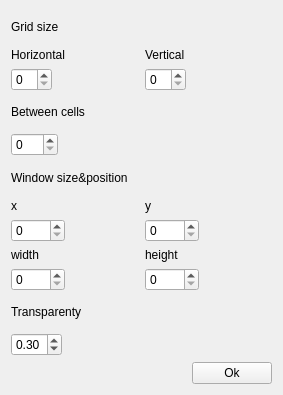
The window that sources/settingswindow.ui (ferustigris/grider) describes before a commit, drawn with Qt 5.
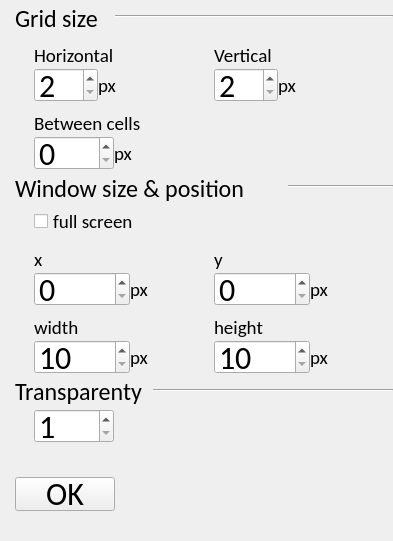
The same window after the commit. Icons and pictures are not drawn.

```diff
--- a/sources/settingswindow.ui
+++ b/sources/settingswindow.ui
@@ -6,36 +6,212 @@
    <rect>
     <x>0</x>
     <y>0</y>
-    <width>283</width>
-    <height>395</height>
+    <width>393</width>
+    <height>541</height>
    </rect>
   </property>
+  <property name="sizePolicy">
+   <sizepolicy hsizetype="Fixed" vsizetype="Fixed">
+    <horstretch>0</horstretch>
+    <verstretch>0</verstretch>
+   </sizepolicy>
+  </property>
+  <property name="minimumSize">
+   <size>
+    <width>393</width>
+    <height>541</height>
+   </size>
+  </property>
+  <property name="maximumSize">
+   <size>
+    <width>393</width>
+    <height>541</height>
+   </size>
+  </property>
+  <property name="baseSize">
+   <size>
+    <width>393</width>
+    <height>563</height>
+   </size>
+  </property>
+  <property name="font">
+   <font>
+    <family>Calibri</family>
+    <pointsize>24</pointsize>
+    <stylestrategy>PreferAntialias</stylestrategy>
+   </font>
+  </property>
   <property name="windowTitle">
    <string>Grid settings</string>
   </property>
   <layout class="QVBoxLayout" name="verticalLayout">
+   <property name="spacing">
+    <number>0</number>
+   </property>
+   <property name="leftMargin">
+    <number>15</number>
+   </property>
+   <property name="topMargin">
+    <number>0</number>
+   </property>
+   <property name="rightMargin">
+    <number>0</number>
+   </property>
+   <property name="bottomMargin">
+    <number>0</number>
+   </property>
+   <item>
+    <layout class="QHBoxLayout" name="horizontalLayout_14">
    <item>
     <widget class="QLabel" name="label_7">
+       <property name="minimumSize">
+        <size>
+         <width>34</width>
+         <height>34</height>
+        </size>
+       </property>
+       <property name="maximumSize">
+        <size>
+         <width>100</width>
+         <height>34</height>
+        </size>
+       </property>
+       <property name="baseSize">
+        <size>
+         <width>0</width>
+         <height>34</height>
+        </size>
+       </property>
+       <property name="font">
+        <font>
+         <pointsize>18</pointsize>
+         <weight>50</weight>
+         <bold>false</bold>
+        </font>
+       </property>
      <property name="text">
       <string>Grid size</string>
      </property>
-    </widget>
-   </item>
+       <property name="alignment">
+        <set>Qt::AlignBottom|Qt::AlignLeading|Qt::AlignLeft</set>
+       </property>
+      </widget>
+     </item>
+     <item>
+      <widget class="Line" name="line_3">
+       <property name="orientation">
+        <enum>Qt::Horizontal</enum>
+       </property>
+      </widget>
+     </item>
+    </layout>
+   </item>
+   <item>
+    <layout class="QVBoxLayout" name="verticalLayout_10">
+     <property name="spacing">
+      <number>0</number>
+     </property>
+     <item>
+      <layout class="QVBoxLayout" name="verticalLayout_9">
+       <property name="spacing">
+        <number>0</number>
+       </property>
+       <property name="leftMargin">
+        <number>19</number>
+       </property>
    <item>
     <layout class="QHBoxLayout" name="horizontalLayout_6">
      <item>
       <layout class="QVBoxLayout" name="verticalLayout_3">
+           <property name="spacing">
+            <number>0</number>
+           </property>
        <item>
         <widget class="QLabel" name="label">
+             <property name="minimumSize">
+              <size>
+               <width>0</width>
+               <height>34</height>
+              </size>
+             </property>
+             <property name="maximumSize">
+              <size>
+               <width>16777215</width>
+               <height>34</height>
+              </size>
+             </property>
+             <property name="baseSize">
+              <size>
+               <width>0</width>
+               <height>34</height>
+              </size>
+             </property>
+             <property name="font">
+              <font>
+               <pointsize>14</pointsize>
+              </font>
+             </property>
+             <property name="lineWidth">
+              <number>1</number>
+             </property>
          <property name="text">
           <string>Horizontal</string>
          </property>
+             <property name="alignment">
+              <set>Qt::AlignBottom|Qt::AlignLeading|Qt::AlignLeft</set>
+             </property>
         </widget>
        </item>
        <item>
         <layout class="QHBoxLayout" name="horizontalLayout_3">
          <item>
-          <widget class="QSpinBox" name="horizontal"/>
+              <widget class="QSpinBox" name="horizontal">
+               <property name="sizePolicy">
+                <sizepolicy hsizetype="Minimum" vsizetype="Preferred">
+                 <horstretch>0</horstretch>
+                 <verstretch>0</verstretch>
+                </sizepolicy>
+               </property>
+               <property name="minimumSize">
+                <size>
+                 <width>0</width>
+                 <height>34</height>
+                </size>
+               </property>
+               <property name="maximumSize">
+                <size>
+                 <width>16777215</width>
+                 <height>34</height>
+                </size>
+               </property>
+               <property name="baseSize">
+                <size>
+                 <width>0</width>
+                 <height>34</height>
+                </size>
+               </property>
+               <property name="font">
+                <font>
+                 <family>Calibri</family>
+                 <pointsize>24</pointsize>
+                </font>
+               </property>
+               <property name="minimum">
+                <number>2</number>
+               </property>
+              </widget>
+             </item>
+             <item>
+              <widget class="QLabel" name="label_9">
+               <property name="font">
+                <font>
+                 <pointsize>14</pointsize>
+                </font>
+               </property>
+               <property name="text">
+                <string>px</string>
+               </property>
+              </widget>
          </item>
          <item>
           <spacer name="horizontalSpacer_3">
@@ -56,17 +232,80 @@
      </item>
      <item>
       <layout class="QVBoxLayout" name="verticalLayout_2">
+           <property name="spacing">
+            <number>0</number>
+           </property>
        <item>
         <widget class="QLabel" name="label_2">
+             <property name="minimumSize">
+              <size>
+               <width>0</width>
+               <height>34</height>
+              </size>
+             </property>
+             <property name="maximumSize">
+              <size>
+               <width>16777215</width>
+               <height>34</height>
+              </size>
+             </property>
+             <property name="baseSize">
+              <size>
+               <width>0</width>
+               <height>34</height>
+              </size>
+             </property>
+             <property name="font">
+              <font>
+               <pointsize>14</pointsize>
+              </font>
+             </property>
          <property name="text">
           <string>Vertical</string>
          </property>
+             <property name="alignment">
+              <set>Qt::AlignBottom|Qt::AlignLeading|Qt::AlignLeft</set>
+             </property>
         </widget>
        </item>
        <item>
         <layout class="QHBoxLayout" name="horizontalLayout">
          <item>
-          <widget class="QSpinBox" name="vertical"/>
+              <widget class="QSpinBox" name="vertical">
+               <property name="minimumSize">
+                <size>
+                 <width>0</width>
+                 <height>34</height>
+                </size>
+               </property>
+               <property name="maximumSize">
+                <size>
+                 <width>16777215</width>
+                 <height>34</height>
+                </size>
+               </property>
+               <property name="baseSize">
+                <size>
+                 <width>0</width>
+                 <height>34</height>
+                </size>
+               </property>
+               <property name="minimum">
+                <number>2</number>
+               </property>
+              </widget>
+             </item>
+             <item>
+              <widget class="QLabel" name="label_10">
+               <property name="font">
+                <font>
+                 <pointsize>14</pointsize>
+                </font>
+               </property>
+               <property name="text">
+                <string>px</string>
+               </property>
+              </widget>
          </item>
          <item>
           <spacer name="horizontalSpacer_2">
@@ -89,15 +328,59 @@
    </item>
    <item>
     <widget class="QLabel" name="label_3">
+         <property name="minimumSize">
+          <size>
+           <width>0</width>
+           <height>34</height>
+          </size>
+         </property>
+         <property name="maximumSize">
+          <size>
+           <width>16777215</width>
+           <height>34</height>
+          </size>
+         </property>
+         <property name="baseSize">
+          <size>
+           <width>0</width>
+           <height>34</height>
+          </size>
+         </property>
+         <property name="font">
+          <font>
+           <pointsize>14</pointsize>
+          </font>
+         </property>
      <property name="text">
       <string>Between cells</string>
      </property>
+         <property name="alignment">
+          <set>Qt::AlignBottom|Qt::AlignLeading|Qt::AlignLeft</set>
+         </property>
     </widget>
    </item>
    <item>
     <layout class="QHBoxLayout" name="horizontalLayout_4">
      <item>
       <widget class="QSpinBox" name="between">
+           <property name="minimumSize">
+            <size>
+             <width>0</width>
+             <height>34</height>
+            </size>
+           </property>
+           <property name="maximumSize">
+            <size>
+             <width>16777215</width>
+             <height>34</height>
+            </size>
+           </property>
+           <property name="baseSize">
+            <size>
+             <width>0</width>
+             <height>34</height>
+            </size>
+           </property>
        <property name="maximum">
         <number>200</number>
        </property>
@@ -106,6 +389,18 @@
        </property>
       </widget>
      </item>
+         <item>
+          <widget class="QLabel" name="label_11">
+           <property name="font">
+            <font>
+             <pointsize>14</pointsize>
+            </font>
+           </property>
+           <property name="text">
+            <string>px</string>
+           </property>
+          </widget>
+         </item>
      <item>
       <spacer name="horizontalSpacer_4">
        <property name="orientation">
@@ -121,10 +416,97 @@
      </item>
     </layout>
    </item>
+      </layout>
+     </item>
+    </layout>
+   </item>
+   <item>
+    <layout class="QHBoxLayout" name="horizontalLayout_13">
    <item>
     <widget class="QLabel" name="label_8">
+       <property name="minimumSize">
+        <size>
+         <width>0</width>
+         <height>34</height>
+        </size>
+       </property>
+       <property name="maximumSize">
+        <size>
+         <width>16777215</width>
+         <height>35</height>
+        </size>
+       </property>
+       <property name="baseSize">
+        <size>
+         <width>0</width>
+         <height>34</height>
+        </size>
+       </property>
+       <property name="font">
+        <font>
+         <pointsize>18</pointsize>
+         <weight>50</weight>
+         <bold>false</bold>
+        </font>
+       </property>
      <property name="text">
-      <string>Window size&amp;position</string>
+        <string>Window size &amp; position</string>
+       </property>
+       <property name="alignment">
+        <set>Qt::AlignBottom|Qt::AlignLeading|Qt::AlignLeft</set>
+       </property>
+      </widget>
+     </item>
+     <item>
+      <widget class="Line" name="line">
+       <property name="maximumSize">
+        <size>
+         <width>105</width>
+         <height>16777215</height>
+        </size>
+       </property>
+       <property name="orientation">
+        <enum>Qt::Horizontal</enum>
+       </property>
+      </widget>
+     </item>
+    </layout>
+   </item>
+   <item>
+    <layout class="QVBoxLayout" name="verticalLayout_8">
+     <property name="spacing">
+      <number>0</number>
+     </property>
+     <property name="leftMargin">
+      <number>19</number>
+     </property>
+     <item>
+      <widget class="QCheckBox" name="full_screen">
+       <property name="minimumSize">
+        <size>
+         <width>0</width>
+         <height>34</height>
+        </size>
+       </property>
+       <property name="maximumSize">
+        <size>
+         <width>16777215</width>
+         <height>35</height>
+        </size>
+       </property>
+       <property name="baseSize">
+        <size>
+         <width>0</width>
+         <height>34</height>
+        </size>
+       </property>
+       <property name="font">
+        <font>
+         <pointsize>14</pointsize>
+        </font>
+       </property>
+       <property name="text">
+        <string>full screen</string>
      </property>
     </widget>
    </item>
@@ -132,17 +514,73 @@
     <layout class="QHBoxLayout" name="horizontalLayout_7">
      <item>
       <layout class="QVBoxLayout" name="verticalLayout_5">
+         <property name="spacing">
+          <number>0</number>
+         </property>
        <item>
         <widget class="QLabel" name="x_2">
+           <property name="minimumSize">
+            <size>
+             <width>0</width>
+             <height>34</height>
+            </size>
+           </property>
+           <property name="maximumSize">
+            <size>
+             <width>16777215</width>
+             <height>34</height>
+            </size>
+           </property>
+           <property name="baseSize">
+            <size>
+             <width>0</width>
+             <height>34</height>
+            </size>
+           </property>
+           <property name="font">
+            <font>
+             <pointsize>14</pointsize>
+            </font>
+           </property>
          <property name="text">
           <string>x</string>
          </property>
+           <property name="scaledContents">
+            <bool>false</bool>
+           </property>
+           <property name="alignment">
+            <set>Qt::AlignBottom|Qt::AlignLeading|Qt::AlignLeft</set>
+           </property>
+           <property name="margin">
+            <number>0</number>
+           </property>
+           <property name="indent">
+            <number>-1</number>
+           </property>
         </widget>
        </item>
        <item>
         <layout class="QHBoxLayout" name="horizontalLayout_8">
          <item>
           <widget class="QSpinBox" name="x">
+             <property name="minimumSize">
+              <size>
+               <width>0</width>
+               <height>34</height>
+              </size>
+             </property>
+             <property name="maximumSize">
+              <size>
+               <width>16777215</width>
+               <height>34</height>
+              </size>
+             </property>
+             <property name="baseSize">
+              <size>
+               <width>0</width>
+               <height>34</height>
+              </size>
+             </property>
            <property name="maximum">
             <number>2000</number>
            </property>
@@ -151,6 +589,18 @@
            </property>
           </widget>
          </item>
+           <item>
+            <widget class="QLabel" name="label_12">
+             <property name="font">
+              <font>
+               <pointsize>14</pointsize>
+              </font>
+             </property>
+             <property name="text">
+              <string>px</string>
+             </property>
+            </widget>
+           </item>
          <item>
           <spacer name="horizontalSpacer_6">
            <property name="orientation">
@@ -170,17 +620,64 @@
      </item>
      <item>
       <layout class="QVBoxLayout" name="verticalLayout_4">
+         <property name="spacing">
+          <number>0</number>
+         </property>
        <item>
         <widget class="QLabel" name="y_2">
+           <property name="minimumSize">
+            <size>
+             <width>0</width>
+             <height>34</height>
+            </size>
+           </property>
+           <property name="maximumSize">
+            <size>
+             <width>16777215</width>
+             <height>34</height>
+            </size>
+           </property>
+           <property name="baseSize">
+            <size>
+             <width>0</width>
+             <height>34</height>
+            </size>
+           </property>
+           <property name="font">
+            <font>
+             <pointsize>14</pointsize>
+            </font>
+           </property>
          <property name="text">
           <string>y</string>
          </property>
+           <property name="alignment">
+            <set>Qt::AlignBottom|Qt::AlignLeading|Qt::AlignLeft</set>
+           </property>
         </widget>
        </item>
        <item>
         <layout class="QHBoxLayout" name="horizontalLayout_9">
          <item>
           <widget class="QSpinBox" name="y">
+             <property name="minimumSize">
+              <size>
+               <width>0</width>
+               <height>34</height>
+              </size>
+             </property>
+             <property name="maximumSize">
+              <size>
+               <width>16777215</width>
+               <height>34</height>
+              </size>
+             </property>
+             <property name="baseSize">
+              <size>
+               <width>0</width>
+               <height>34</height>
+              </size>
+             </property>
            <property name="maximum">
             <number>2000</number>
            </property>
@@ -189,6 +686,18 @@
            </property>
           </widget>
          </item>
+           <item>
+            <widget class="QLabel" name="label_13">
+             <property name="font">
+              <font>
+               <pointsize>14</pointsize>
+              </font>
+             </property>
+             <property name="text">
+              <string>px</string>
+             </property>
+            </widget>
+           </item>
          <item>
           <spacer name="horizontalSpacer_7">
            <property name="orientation">
@@ -212,17 +721,67 @@
     <layout class="QHBoxLayout" name="horizontalLayout_10">
      <item>
       <layout class="QVBoxLayout" name="verticalLayout_7">
+         <property name="spacing">
+          <number>0</number>
+         </property>
        <item>
         <widget class="QLabel" name="label_5">
+           <property name="minimumSize">
+            <size>
+             <width>0</width>
+             <height>34</height>
+            </size>
+           </property>
+           <property name="maximumSize">
+            <size>
+             <width>16777215</width>
+             <height>34</height>
+            </size>
+           </property>
+           <property name="baseSize">
+            <size>
+             <width>0</width>
+             <height>34</height>
+            </size>
+           </property>
+           <property name="font">
+            <font>
+             <pointsize>14</pointsize>
+            </font>
+           </property>
          <property name="text">
           <string>width</string>
          </property>
+           <property name="alignment">
+            <set>Qt::AlignBottom|Qt::AlignLeading|Qt::AlignLeft</set>
+           </property>
         </widget>
        </item>
        <item>
         <layout class="QHBoxLayout" name="horizontalLayout_11">
          <item>
           <widget class="QSpinBox" name="w">
+             <property name="minimumSize">
+              <size>
+               <width>0</width>
+               <height>34</height>
+              </size>
+             </property>
+             <property name="maximumSize">
+              <size>
+               <width>16777215</width>
+               <height>34</height>
+              </size>
+             </property>
+             <property name="baseSize">
+              <size>
+               <width>0</width>
+               <height>34</height>
+              </size>
+             </property>
+             <property name="minimum">
+              <number>10</number>
+             </property>
            <property name="maximum">
             <number>2000</number>
            </property>
@@ -231,6 +790,18 @@
            </property>
           </widget>
          </item>
+           <item>
+            <widget class="QLabel" name="label_14">
+             <property name="font">
+              <font>
+               <pointsize>14</pointsize>
+              </font>
+             </property>
+             <property name="text">
+              <string>px</string>
+             </property>
+            </widget>
+           </item>
          <item>
           <spacer name="horizontalSpacer_8">
            <property name="orientation">
@@ -250,17 +821,67 @@
      </item>
      <item>
       <layout class="QVBoxLayout" name="verticalLayout_6">
+         <property name="spacing">
+          <number>0</number>
+         </property>
        <item>
         <widget class="QLabel" name="label_6">
+           <property name="minimumSize">
+            <size>
+             <width>0</width>
+             <height>34</height>
+            </size>
+           </property>
+           <property name="maximumSize">
+            <size>
+             <width>16777215</width>
+             <height>34</height>
+            </size>
+           </property>
+           <property name="baseSize">
+            <size>
+             <width>0</width>
+             <height>34</height>
+            </size>
+           </property>
+           <property name="font">
+            <font>
+             <pointsize>14</pointsize>
+            </font>
+           </property>
          <property name="text">
           <string>height</string>
          </property>
+           <property name="alignment">
+            <set>Qt::AlignBottom|Qt::AlignLeading|Qt::AlignLeft</set>
+           </property>
         </widget>
        </item>
        <item>
         <layout class="QHBoxLayout" name="horizontalLayout_12">
          <item>
           <widget class="QSpinBox" name="h">
+             <property name="minimumSize">
+              <size>
+               <width>0</width>
+               <height>34</height>
+              </size>
+             </property>
+             <property name="maximumSize">
+              <size>
+               <width>16777215</width>
+               <height>34</height>
+              </size>
+             </property>
+             <property name="baseSize">
+              <size>
+               <width>0</width>
+               <height>34</height>
+              </size>
+             </property>
+             <property name="minimum">
+              <number>10</number>
+             </property>
            <property name="maximum">
             <number>2000</number>
            </property>
@@ -269,6 +890,18 @@
            </property>
           </widget>
          </item>
+           <item>
+            <widget class="QLabel" name="label_15">
+             <property name="font">
+              <font>
+               <pointsize>14</pointsize>
+              </font>
+             </property>
+             <property name="text">
+              <string>px</string>
+             </property>
+            </widget>
+           </item>
          <item>
           <spacer name="horizontalSpacer_9">
            <property name="orientation">
@@ -288,25 +921,97 @@
      </item>
     </layout>
    </item>
+    </layout>
+   </item>
+   <item>
+    <layout class="QHBoxLayout" name="horizontalLayout_15">
+     <property name="spacing">
+      <number>0</number>
+     </property>
    <item>
     <widget class="QLabel" name="label_4">
+       <property name="minimumSize">
+        <size>
+         <width>0</width>
+         <height>33</height>
+        </size>
+       </property>
+       <property name="maximumSize">
+        <size>
+         <width>138</width>
+         <height>33</height>
+        </size>
+       </property>
+       <property name="baseSize">
+        <size>
+         <width>0</width>
+         <height>33</height>
+        </size>
+       </property>
+       <property name="font">
+        <font>
+         <pointsize>18</pointsize>
+         <weight>50</weight>
+         <bold>false</bold>
+        </font>
+       </property>
      <property name="text">
       <string>Transparenty</string>
      </property>
-    </widget>
+       <property name="alignment">
+        <set>Qt::AlignBottom|Qt::AlignLeading|Qt::AlignLeft</set>
+       </property>
+      </widget>
+     </item>
+     <item>
+      <widget class="Line" name="line_4">
+       <property name="orientation">
+        <enum>Qt::Horizontal</enum>
+       </property>
+      </widget>
+     </item>
+    </layout>
    </item>
    <item>
     <layout class="QHBoxLayout" name="horizontalLayout_5">
+     <property name="spacing">
+      <number>0</number>
+     </property>
+     <property name="leftMargin">
+      <number>19</number>
+     </property>
      <item>
-      <widget class="QDoubleSpinBox" name="transparenty">
+      <widget class="QSpinBox" name="transparenty">
+       <property name="minimumSize">
+        <size>
+         <width>0</width>
+         <height>34</height>
+        </size>
+       </property>
+       <property name="maximumSize">
+        <size>
+         <width>16777215</width>
+         <height>34</height>
+        </size>
+       </property>
+       <property name="baseSize">
+        <size>
+         <width>0</width>
+         <height>34</height>
+        </size>
+       </property>
+       <property name="minimum">
+        <number>1</number>
+       </property>
        <property name="maximum">
-        <double>1.000000000000000</double>
+        <number>100</number>
        </property>
-       <property name="singleStep">
-        <double>0.010000000000000</double>
-       </property>
-       <property name="value">
-        <double>0.300000000000000</double>
+      </widget>
+     </item>
+     <item>
+      <widget class="QLabel" name="label_16">
+       <property name="text">
+        <string/>
        </property>
       </widget>
      </item>
@@ -323,32 +1028,82 @@
        </property>
       </spacer>
      </item>
+     <item>
+      <spacer name="horizontalSpacer_10">
+       <property name="orientation">
+        <enum>Qt::Horizontal</enum>
+       </property>
+       <property name="sizeHint" stdset="0">
+        <size>
+         <width>40</width>
+         <height>20</height>
+        </size>
+       </property>
+      </spacer>
+     </item>
     </layout>
    </item>
    <item>
     <layout class="QHBoxLayout" name="horizontalLayout_2">
-     <item>
-      <spacer name="horizontalSpacer">
-       <property name="orientation">
-        <enum>Qt::Horizontal</enum>
-       </property>
-       <property name="sizeHint" stdset="0">
-        <size>
-         <width>40</width>
-         <height>20</height>
-        </size>
-       </property>
-      </spacer>
-     </item>
+     <property name="spacing">
+      <number>0</number>
+     </property>
+     <property name="topMargin">
+      <number>31</number>
+     </property>
      <item>
       <widget class="QPushButton" name="ok">
+       <property name="minimumSize">
+        <size>
+         <width>100</width>
+         <height>34</height>
+        </size>
+       </property>
+       <property name="maximumSize">
+        <size>
+         <width>16777215</width>
+         <height>34</height>
+        </size>
+       </property>
+       <property name="baseSize">
+        <size>
+         <width>0</width>
+         <height>34</height>
+        </size>
+       </property>
        <property name="text">
-        <string>Ok</string>
+        <string>OK</string>
        </property>
       </widget>
      </item>
+     <item>
+      <spacer name="horizontalSpacer">
+       <property name="orientation">
+        <enum>Qt::Horizontal</enum>
+       </property>
+       <property name="sizeHint" stdset="0">
+        <size>
+         <width>40</width>
+         <height>20</height>
+        </size>
+       </property>
+      </spacer>
+     </item>
     </layout>
    </item>
+   <item>
+    <spacer name="verticalSpacer">
+     <property name="orientation">
+      <enum>Qt::Vertical</enum>
+     </property>
+     <property name="sizeHint" stdset="0">
+      <size>
+       <width>10</width>
+       <height>0</height>
+      </size>
+     </property>
+    </spacer>
+   </item>
   </layout>
  </widget>
  <resources/>
```
Left out of the diff: 8 changed lines with no effect on the pictures. Lines whose indentation alone changed are shown as unchanged.
